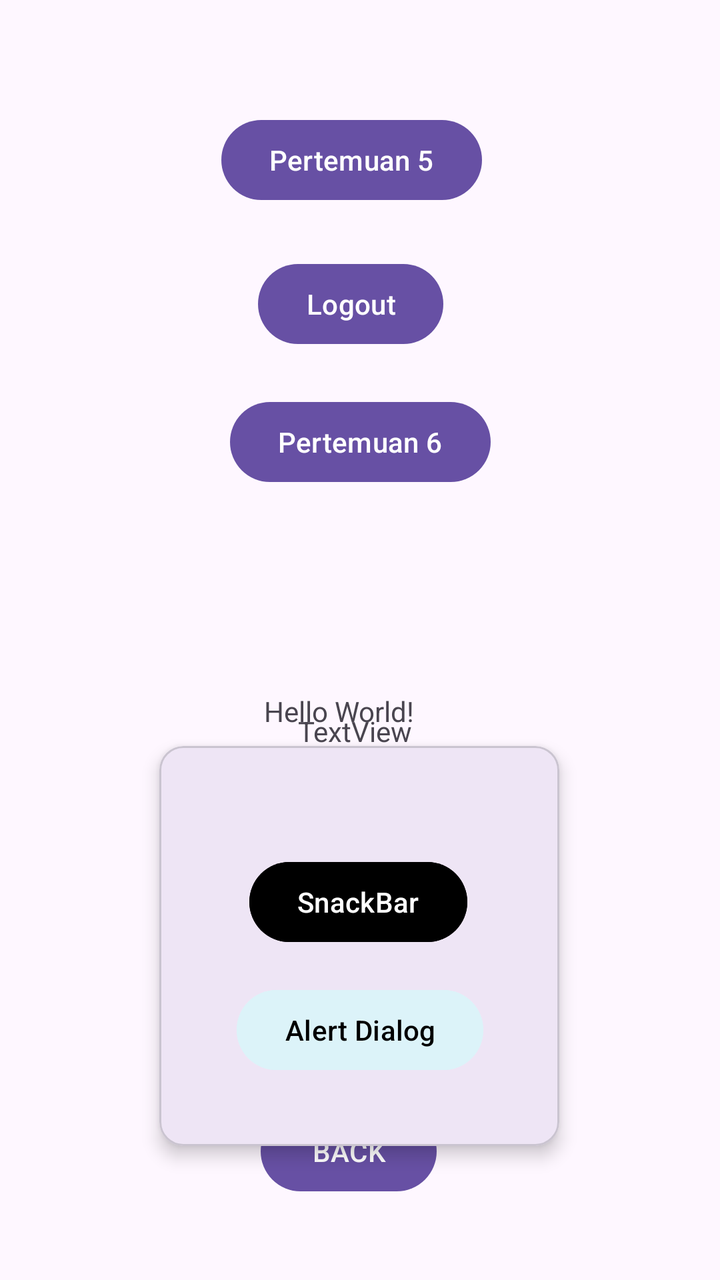
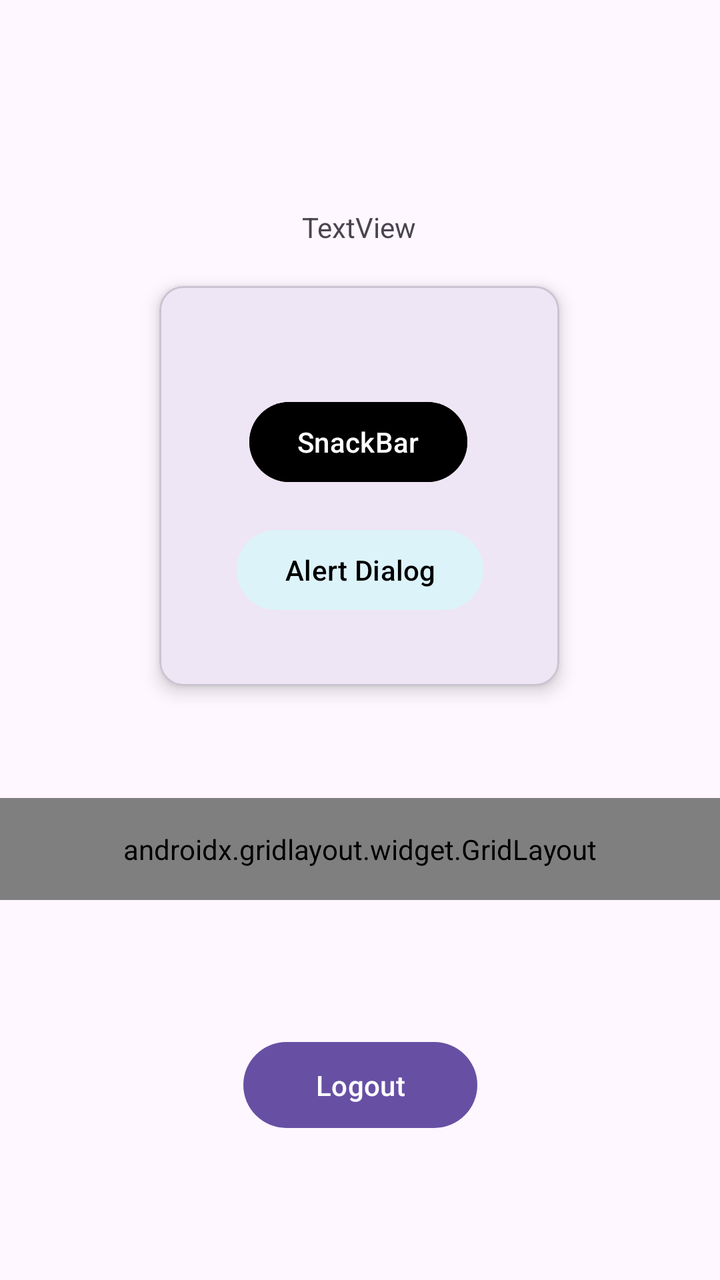

An Android layout rendered at two revisions. The XML below is the earlier revision; the diff shows what the commit changed to produce the second picture.
<!-- AndroidManifest.xml: application theme Theme.Azura_TIC -->
<!-- res/layout/fragment_home.xml -->
<?xml version="1.0" encoding="utf-8"?>
<androidx.constraintlayout.widget.ConstraintLayout xmlns:android="http://schemas.android.com/apk/res/android"
    xmlns:tools="http://schemas.android.com/tools"
    android:layout_width="match_parent"
    android:layout_height="match_parent"
    xmlns:app="http://schemas.android.com/apk/res-auto"
    tools:context=".Home.HomeFragment">

    <TextView
        android:id="@+id/textView"
        android:layout_width="wrap_content"
        android:layout_height="wrap_content"
        android:text="Hello World!"
        app:layout_constraintBottom_toBottomOf="parent"
        app:layout_constraintEnd_toEndOf="parent"
        app:layout_constraintHorizontal_bias="0.464"
        app:layout_constraintStart_toStartOf="parent"
        app:layout_constraintTop_toTopOf="parent"
        app:layout_constraintVertical_bias="0.557" />

    <Button
        android:id="@+id/btnKembali"
        android:layout_width="wrap_content"
        android:layout_height="wrap_content"
        android:text="BACK"
        app:layout_constraintBottom_toBottomOf="parent"
        app:layout_constraintEnd_toEndOf="parent"
        app:layout_constraintHorizontal_bias="0.479"
        app:layout_constraintStart_toStartOf="parent"
        app:layout_constraintTop_toTopOf="parent"
        app:layout_constraintVertical_bias="0.932" />

    <TextView
        android:id="@+id/txtNama"
        android:layout_width="wrap_content"
        android:layout_height="wrap_content"
        android:layout_marginTop="180dp"
        android:text="TextView"
        app:layout_constraintEnd_toEndOf="parent"
        app:layout_constraintHorizontal_bias="0.492"
        app:layout_constraintStart_toStartOf="parent"
        app:layout_constraintTop_toBottomOf="@+id/btnLogout" />

    <com.google.android.material.card.MaterialCardView
        android:layout_width="200dp"
        android:layout_height="200dp"
        android:layout_marginTop="8dp"
        app:cardElevation="5dp"
        app:layout_constraintEnd_toEndOf="parent"
        app:layout_constraintHorizontal_bias="0.497"
        app:layout_constraintStart_toStartOf="parent"
        app:layout_constraintTop_toBottomOf="@+id/textView">
        <androidx.constraintlayout.widget.ConstraintLayout
            android:layout_width="match_parent"
            android:layout_height="match_parent"
            android:layout_margin="30dp">

            <Button
                android:id="@+id/btnAlertDialog"
                android:layout_width="wrap_content"
                android:layout_height="wrap_content"
                android:layout_marginTop="16dp"
                android:backgroundTint="#DCF3F9"
                android:text="Alert Dialog"
                android:textColor="@color/black"
                app:layout_constraintEnd_toEndOf="parent"
                app:layout_constraintHorizontal_bias="0.529"
                app:layout_constraintStart_toStartOf="parent"
                app:layout_constraintTop_toBottomOf="@+id/btnSnack" />

            <Button
                android:id="@+id/btnSnack"
                android:layout_width="wrap_content"
                android:layout_height="wrap_content"
                android:layout_marginTop="24dp"
                android:backgroundTint="@color/black"
                android:text="SnackBar"
                app:layout_constraintEnd_toEndOf="parent"
                app:layout_constraintHorizontal_bias="0.483"
                app:layout_constraintStart_toStartOf="parent"
                app:layout_constraintTop_toTopOf="parent" />
        </androidx.constraintlayout.widget.ConstraintLayout>
    </com.google.android.material.card.MaterialCardView>

    <Button
        android:id="@+id/btnToLima"
        android:layout_width="wrap_content"
        android:layout_height="wrap_content"
        android:layout_marginTop="56dp"
        android:text="Pertemuan 5"
        app:layout_constraintEnd_toEndOf="parent"
        app:layout_constraintHorizontal_bias="0.482"
        app:layout_constraintStart_toStartOf="parent"
        app:layout_constraintTop_toTopOf="parent" />

    <Button
        android:id="@+id/btnLogout"
        android:layout_width="wrap_content"
        android:layout_height="wrap_content"
        android:layout_marginTop="24dp"
        android:text="Logout"
        app:layout_constraintEnd_toEndOf="parent"
        app:layout_constraintHorizontal_bias="0.482"
        app:layout_constraintStart_toStartOf="parent"
        app:layout_constraintTop_toBottomOf="@+id/btnToLima" />

    <Button
        android:id="@+id/btnToEnam"
        android:layout_width="wrap_content"
        android:layout_height="wrap_content"
        android:layout_marginTop="21dp"
        android:text="Pertemuan 6"
        app:layout_constraintEnd_toEndOf="parent"
        app:layout_constraintStart_toStartOf="parent"
        app:layout_constraintTop_toBottomOf="@+id/btnLogout" />

</androidx.constraintlayout.widget.ConstraintLayout>
<!-- resources referenced by this layout -->
<resources>
  <color name="black">#FF000000</color>
  <style name="Theme.Azura_TIC" parent="Base.Theme.Azura_TIC" />
  <style name="Base.Theme.Azura_TIC" parent="Theme.Material3.DayNight.NoActionBar">
          
          
      </style>
</resources>

<!-- the commit's change to res/layout/fragment_home.xml (unified diff, before → after) -->
@@ -1,55 +1,33 @@
 <?xml version="1.0" encoding="utf-8"?>
 <androidx.constraintlayout.widget.ConstraintLayout xmlns:android="http://schemas.android.com/apk/res/android"
+    xmlns:app="http://schemas.android.com/apk/res-auto"
     xmlns:tools="http://schemas.android.com/tools"
     android:layout_width="match_parent"
     android:layout_height="match_parent"
-    xmlns:app="http://schemas.android.com/apk/res-auto"
     tools:context=".Home.HomeFragment">
-
-    <TextView
-        android:id="@+id/textView"
-        android:layout_width="wrap_content"
-        android:layout_height="wrap_content"
-        android:text="Hello World!"
-        app:layout_constraintBottom_toBottomOf="parent"
-        app:layout_constraintEnd_toEndOf="parent"
-        app:layout_constraintHorizontal_bias="0.464"
-        app:layout_constraintStart_toStartOf="parent"
-        app:layout_constraintTop_toTopOf="parent"
-        app:layout_constraintVertical_bias="0.557" />
-
-    <Button
-        android:id="@+id/btnKembali"
-        android:layout_width="wrap_content"
-        android:layout_height="wrap_content"
-        android:text="BACK"
-        app:layout_constraintBottom_toBottomOf="parent"
-        app:layout_constraintEnd_toEndOf="parent"
-        app:layout_constraintHorizontal_bias="0.479"
-        app:layout_constraintStart_toStartOf="parent"
-        app:layout_constraintTop_toTopOf="parent"
-        app:layout_constraintVertical_bias="0.932" />
 
     <TextView
         android:id="@+id/txtNama"
         android:layout_width="wrap_content"
         android:layout_height="wrap_content"
-        android:layout_marginTop="180dp"
+        android:layout_marginTop="104dp"
         android:text="TextView"
         app:layout_constraintEnd_toEndOf="parent"
-        app:layout_constraintHorizontal_bias="0.492"
+        app:layout_constraintHorizontal_bias="0.498"
         app:layout_constraintStart_toStartOf="parent"
-        app:layout_constraintTop_toBottomOf="@+id/btnLogout" />
+        app:layout_constraintTop_toTopOf="parent" />
 
     <com.google.android.material.card.MaterialCardView
+        android:id="@+id/materialCardView"
         android:layout_width="200dp"
         android:layout_height="200dp"
-        android:layout_marginTop="8dp"
+        android:layout_marginTop="20dp"
         app:cardElevation="5dp"
         app:layout_constraintEnd_toEndOf="parent"
         app:layout_constraintHorizontal_bias="0.497"
         app:layout_constraintStart_toStartOf="parent"
-        app:layout_constraintTop_toBottomOf="@+id/textView">
+        app:layout_constraintTop_toBottomOf="@+id/txtNama">
+
         <androidx.constraintlayout.widget.ConstraintLayout
             android:layout_width="match_parent"
             android:layout_height="match_parent"
@@ -80,38 +58,80 @@
                 app:layout_constraintStart_toStartOf="parent"
                 app:layout_constraintTop_toTopOf="parent" />
         </androidx.constraintlayout.widget.ConstraintLayout>
+
     </com.google.android.material.card.MaterialCardView>
 
-    <Button
-        android:id="@+id/btnToLima"
-        android:layout_width="wrap_content"
+    <androidx.gridlayout.widget.GridLayout
+        android:id="@+id/gridMenu"
+        android:layout_width="0dp"
         android:layout_height="wrap_content"
         android:layout_marginTop="56dp"
-        android:text="Pertemuan 5"
+        android:padding="16dp"
+        app:columnCount="2"
         app:layout_constraintEnd_toEndOf="parent"
-        app:layout_constraintHorizontal_bias="0.482"
+        app:layout_constraintHorizontal_bias="0.0"
         app:layout_constraintStart_toStartOf="parent"
-        app:layout_constraintTop_toTopOf="parent" />
+        app:layout_constraintTop_toBottomOf="@+id/materialCardView"
+        app:useDefaultMargins="true">
+
+        <Button
+            android:id="@+id/btnToLima"
+            android:layout_width="wrap_content"
+            android:layout_height="wrap_content"
+            android:text="Pertemuan 5"
+            app:layout_columnWeight="1"
+            app:layout_constraintEnd_toEndOf="parent"
+            app:layout_constraintHorizontal_bias="0.867"
+            app:layout_constraintStart_toStartOf="parent"
+            app:layout_constraintTop_toTopOf="parent"
+            app:layout_gravity="fill_horizontal" />
+
+        <Button
+            android:id="@+id/btnToEnam"
+            android:layout_width="wrap_content"
+            android:layout_height="wrap_content"
+            android:text="Pertemuan 6"
+            app:layout_columnWeight="1"
+            app:layout_constraintEnd_toEndOf="parent"
+            app:layout_constraintHorizontal_bias="0.867"
+            app:layout_constraintStart_toStartOf="parent"
+            app:layout_gravity="fill_horizontal" />
+
+        <Button
+            android:id="@+id/btnToNinth"
+            android:layout_width="wrap_content"
+            android:layout_height="wrap_content"
+            android:text="Pertemuan 9"
+            app:layout_columnWeight="1"
+            app:layout_constraintEnd_toEndOf="parent"
+            app:layout_constraintHorizontal_bias="0.867"
+            app:layout_constraintStart_toStartOf="parent"
+            app:layout_constraintTop_toBottomOf="@+id/btnToEnam"
+            app:layout_gravity="fill_horizontal" />
+
+        <Button
+            android:id="@+id/btnKembali"
+            android:layout_width="wrap_content"
+            android:layout_height="wrap_content"
+            android:text="BACK"
+            app:layout_columnWeight="1"
+            app:layout_constraintBottom_toBottomOf="parent"
+            app:layout_constraintEnd_toEndOf="parent"
+            app:layout_constraintHorizontal_bias="0.479"
+            app:layout_constraintStart_toStartOf="parent"
+            app:layout_constraintTop_toTopOf="parent"
+            app:layout_constraintVertical_bias="0.932"
+            app:layout_gravity="fill_horizontal" />
+    </androidx.gridlayout.widget.GridLayout>
 
     <Button
         android:id="@+id/btnLogout"
-        android:layout_width="wrap_content"
-        android:layout_height="wrap_content"
-        android:layout_marginTop="24dp"
+        android:layout_width="117dp"
+        android:layout_height="51dp"
+        android:layout_marginBottom="72dp"
         android:text="Logout"
+        app:layout_constraintBottom_toBottomOf="parent"
         app:layout_constraintEnd_toEndOf="parent"
-        app:layout_constraintHorizontal_bias="0.482"
-        app:layout_constraintStart_toStartOf="parent"
-        app:layout_constraintTop_toBottomOf="@+id/btnToLima" />
-
-    <Button
-        android:id="@+id/btnToEnam"
-        android:layout_width="wrap_content"
-        android:layout_height="wrap_content"
-        android:layout_marginTop="21dp"
-        android:text="Pertemuan 6"
-        app:layout_constraintEnd_toEndOf="parent"
-        app:layout_constraintStart_toStartOf="parent"
-        app:layout_constraintTop_toBottomOf="@+id/btnLogout" />
+        app:layout_constraintStart_toStartOf="parent" />
 
 </androidx.constraintlayout.widget.ConstraintLayout>
